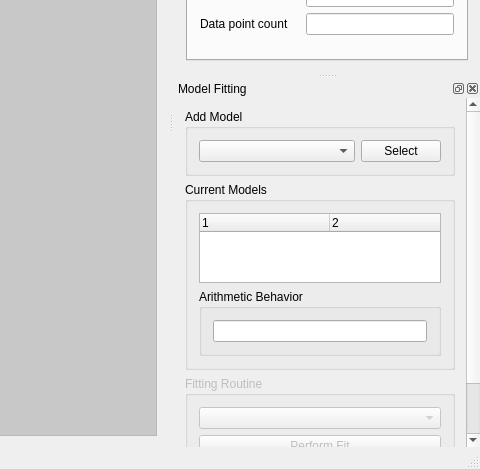
Above: pyfocal/ui/qt/uic/source/mainwindow.ui from astropy/specutils before the change; both pictures show x 800 to 1280 and y 251 to 720 of the 1280 by 720 pixel window. Below: the same form after it.
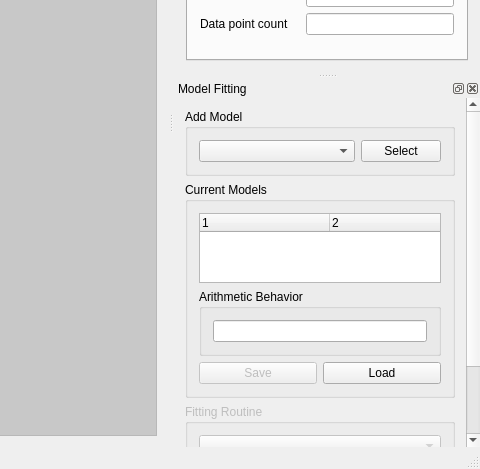
That is the form after the change. Icons and pictures are not drawn.

The edit to the form file:
```diff
--- a/pyfocal/ui/qt/uic/source/mainwindow.ui
+++ b/pyfocal/ui/qt/uic/source/mainwindow.ui
@@ -600,9 +600,9 @@
         <property name="geometry">
          <rect>
           <x>0</x>
-          <y>-114</y>
+          <y>0</y>
           <width>306</width>
-          <height>428</height>
+          <height>476</height>
          </rect>
         </property>
         <layout class="QVBoxLayout" name="verticalLayout_8">
@@ -682,6 +682,27 @@
               </layout>
              </widget>
             </item>
+            <item>
+             <layout class="QHBoxLayout" name="horizontalLayout_5">
+              <item>
+               <widget class="QPushButton" name="saveModelButton">
+                <property name="enabled">
+                 <bool>false</bool>
+                </property>
+                <property name="text">
+                 <string>Save</string>
+                </property>
+               </widget>
+              </item>
+              <item>
+               <widget class="QPushButton" name="loadModelButton">
+                <property name="text">
+                 <string>Load</string>
+                </property>
+               </widget>
+              </item>
+             </layout>
+            </item>
            </layout>
           </widget>
          </item>
```
Left out of the diff: 8 changed lines with no effect on the pictures.
